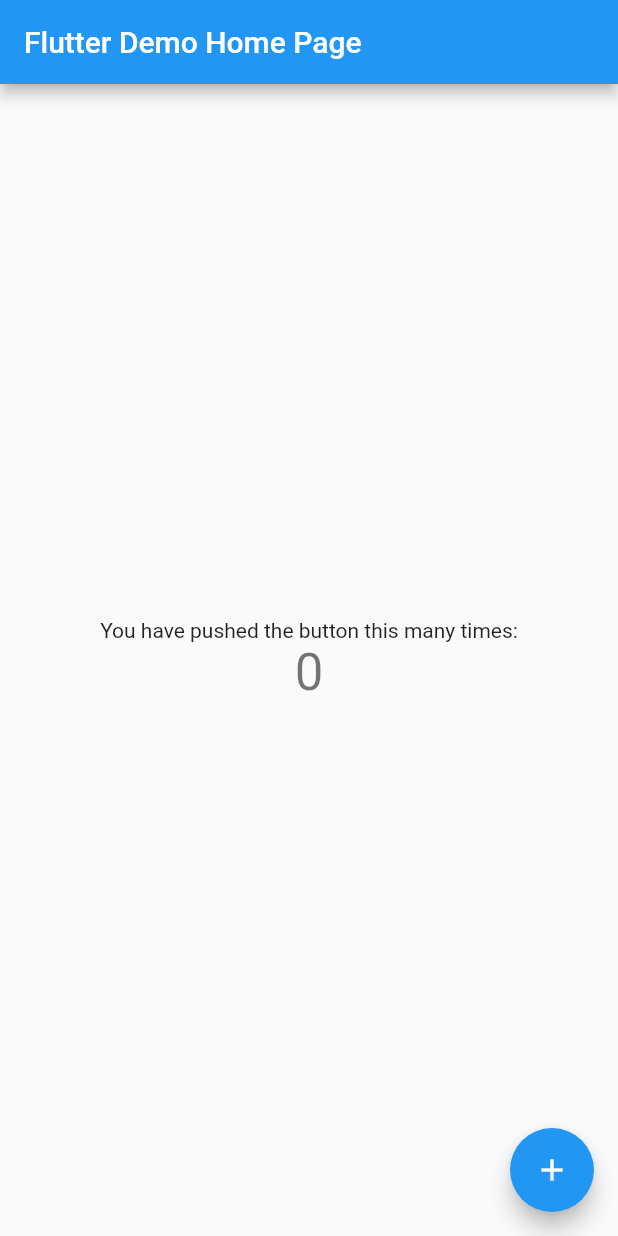
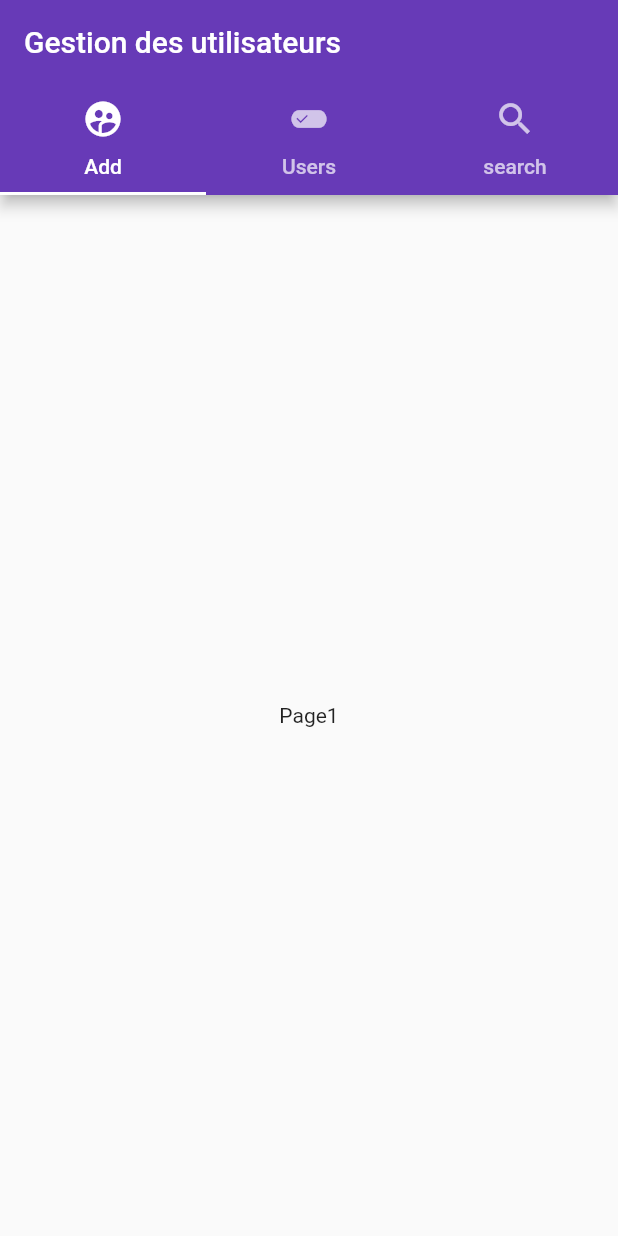
Before and after one commit to Algorithme123/flutter-gestion-contact, a Flutter app: the screen it shows after launch, on a phone screen of 412 x 824 dp. Run offline on Flutter 3.47's test engine with Material 2 defaults, Android fonts, the phone set to English and light mode, and no system bars; our stand-ins replace firebase_core; accounts and stored records are empty.

Commit message:
premiere page et Affichage des barres de navigation

```diff
--- a/lib/main.dart
+++ b/lib/main.dart
@@ -1,115 +1,26 @@
 import 'package:flutter/material.dart';
+import 'package:firebase_core/firebase_core.dart';
+import 'package:gestion_contact/screens/controle.page.dart';
 
-void main() {
+Future<void> main() async {
+
+  WidgetsFlutterBinding.ensureInitialized();
+  await Firebase.initializeApp();
+
   runApp(const MyApp());
 }
 
 class MyApp extends StatelessWidget {
-  const MyApp({super.key});
+  const MyApp({Key? key}) : super(key: key);
 
-  // This widget is the root of your application.
   @override
   Widget build(BuildContext context) {
     return MaterialApp(
-      title: 'Flutter Demo',
+
+      home: ControlePage(),
       theme: ThemeData(
-        // This is the theme of your application.
-        //
-        // Try running your application with "flutter run". You'll see the
-        // application has a blue toolbar. Then, without quitting the app, try
-        // changing the primarySwatch below to Colors.green and then invoke
-        // "hot reload" (press "r" in the console where you ran "flutter run",
-        // or simply save your changes to "hot reload" in a Flutter IDE).
-        // Notice that the counter didn't reset back to zero; the application
-        // is not restarted.
-        primarySwatch: Colors.blue,
+        primarySwatch: Colors.deepPurple
       ),
-      home: const MyHomePage(title: 'Flutter Demo Home Page'),
     );
   }
 }
-
-class MyHomePage extends StatefulWidget {
-  const MyHomePage({super.key, required this.title});
-
-  // This widget is the home page of your application. It is stateful, meaning
-  // that it has a State object (defined below) that contains fields that affect
-  // how it looks.
-
-  // This class is the configuration for the state. It holds the values (in this
-  // case the title) provided by the parent (in this case the App widget) and
-  // used by the build method of the State. Fields in a Widget subclass are
-  // always marked "final".
-
-  final String title;
-
-  @override
-  State<MyHomePage> createState() => _MyHomePageState();
-}
-
-class _MyHomePageState extends State<MyHomePage> {
-  int _counter = 0;
-
-  void _incrementCounter() {
-    setState(() {
-      // This call to setState tells the Flutter framework that something has
-      // changed in this State, which causes it to rerun the build method below
-      // so that the display can reflect the updated values. If we changed
-      // _counter without calling setState(), then the build method would not be
-      // called again, and so nothing would appear to happen.
-      _counter++;
-    });
-  }
-
-  @override
-  Widget build(BuildContext context) {
-    // This method is rerun every time setState is called, for instance as done
-    // by the _incrementCounter method above.
-    //
-    // The Flutter framework has been optimized to make rerunning build methods
-    // fast, so that you can just rebuild anything that needs updating rather
-    // than having to individually change instances of widgets.
-    return Scaffold(
-      appBar: AppBar(
-        // Here we take the value from the MyHomePage object that was created by
-        // the App.build method, and use it to set our appbar title.
-        title: Text(widget.title),
-      ),
-      body: Center(
-        // Center is a layout widget. It takes a single child and positions it
-        // in the middle of the parent.
-        child: Column(
-          // Column is also a layout widget. It takes a list of children and
-          // arranges them vertically. By default, it sizes itself to fit its
-          // children horizontally, and tries to be as tall as its parent.
-          //
-          // Invoke "debug painting" (press "p" in the console, choose the
-          // "Toggle Debug Paint" action from the Flutter Inspector in Android
-          // Studio, or the "Toggle Debug Paint" command in Visual Studio Code)
-          // to see the wireframe for each widget.
-          //
-          // Column has various properties to control how it sizes itself and
-          // how it positions its children. Here we use mainAxisAlignment to
-          // center the children vertically; the main axis here is the vertical
-          // axis because Columns are vertical (the cross axis would be
-          // horizontal).
-          mainAxisAlignment: MainAxisAlignment.center,
-          children: <Widget>[
-            const Text(
-              'You have pushed the button this many times:',
-            ),
-            Text(
-              '$_counter',
-              style: Theme.of(context).textTheme.headline4,
-            ),
-          ],
-        ),
-      ),
-      floatingActionButton: FloatingActionButton(
-        onPressed: _incrementCounter,
-        tooltip: 'Increment',
-        child: const Icon(Icons.add),
-      ), // This trailing comma makes auto-formatting nicer for build methods.
-    );
-  }
-}
--- /dev/null
+++ b/lib/screens/controle.page.dart
@@ -0,0 +1,58 @@
+import 'package:flutter/material.dart';
+
+class ControlePage extends StatelessWidget {
+  const ControlePage({Key? key}) : super(key: key);
+
+  @override
+  Widget build(BuildContext context) {
+    return DefaultTabController(
+        length: 3,
+        child: Scaffold(
+          appBar: AppBar(
+            title: Text("Gestion des utilisateurs"),
+            bottom: TabBar(
+              tabs: [
+                Tab(
+                  icon: Icon(
+                    Icons.supervised_user_circle_sharp,
+                    size: 28,
+                  ),
+                  text: "Add",
+                ),
+
+                Tab(
+                  icon: Icon(
+                    Icons.edit_attributes,
+                    size: 28,
+                  ),
+                  text: "Users",
+                ),
+
+                Tab(
+                  icon: Icon(
+                    Icons.search,
+                    size: 28,
+                  ),
+                  text: "search",
+                ),
+              ],
+            ),
+          ),
+          body: const TabBarView(
+
+            children: [
+              Center(
+                child: Text("Page1"),
+              ),
+              Center(
+                child: Text("Page2"),
+              ),
+              Center(
+                child: Text("Page3"),
+              ),
+            ],
+
+          ),
+        ));
+  }
+}
--- a/pubspec.yaml
+++ b/pubspec.yaml
@@ -31,6 +31,7 @@ environment:
 dependencies:
   flutter:
     sdk: flutter
+  cloud_firestore: ^4.4.3
 
 
   # The following adds the Cupertino Icons font to your application.
```
Also changed, not shown: pubspec.lock, 2 other files.
